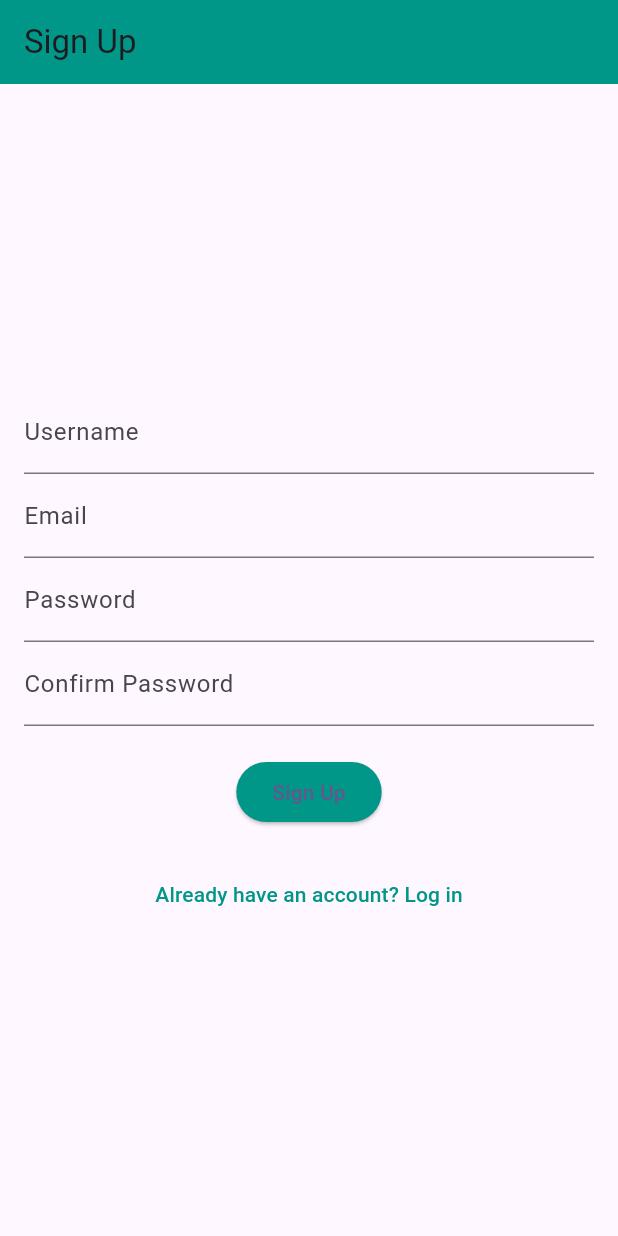
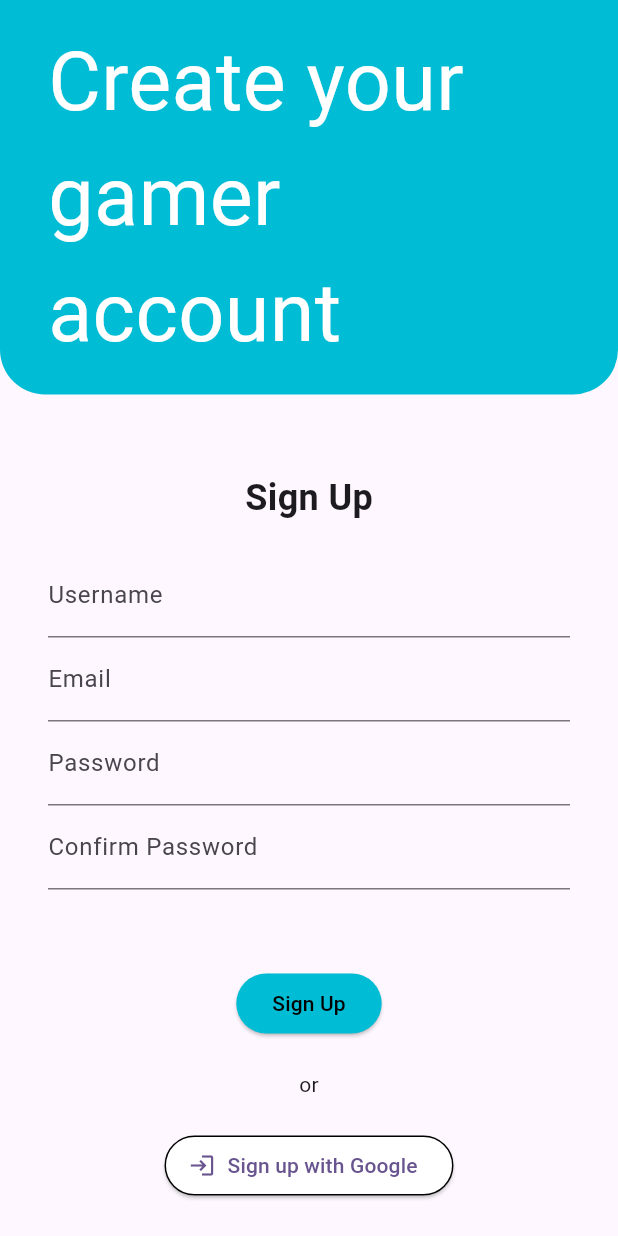
Before and after one commit to infangle/RageArcade, a Flutter app: the screen it shows after launch, on a phone screen of 412 x 824 dp. Run offline on Flutter 3.47's test engine with Material 3 defaults, Android fonts, the light colour scheme and no system bars; our stand-ins replace firebase_auth, firebase_core, google_sign_in, just_audio; accounts and stored records are empty.

Commit message:
update signup ui

```diff
--- a/lib/auth/signup.dart
+++ b/lib/auth/signup.dart
@@ -1,4 +1,6 @@
 import 'package:flutter/material.dart';
+import 'package:firebase_auth/firebase_auth.dart';
+import 'package:google_sign_in/google_sign_in.dart';
 import 'firebase_services.dart'; // Corrected import statement
 import 'login.dart'; // Importing login.dart for navigation
 import 'signup_service.dart'; // Importing the signup service
@@ -18,6 +20,7 @@ class _SignUpPageState extends State<SignUpPage> {
   String confirmPassword = '';
   final SignUpService _signUpService = SignUpService();
   final FirebaseService _firebaseService = FirebaseService();
+  final GoogleSignIn _googleSignIn = GoogleSignIn();
 
   void _signUp() async {
     String? validationMessage = _signUpService.validateInput(
@@ -42,23 +45,88 @@ class _SignUpPageState extends State<SignUpPage> {
     }
   }
 
+  Future<void> _signInWithGoogle() async {
+    try {
+      final GoogleSignInAccount? googleUser = await _googleSignIn.signIn();
+      final GoogleSignInAuthentication? googleAuth =
+          await googleUser?.authentication;
+
+      if (googleAuth != null) {
+        final credential = GoogleAuthProvider.credential(
+          accessToken: googleAuth.accessToken,
+          idToken: googleAuth.idToken,
+        );
+
+        await FirebaseAuth.instance.signInWithCredential(credential);
+        // On successful sign-in, navigate to the next page
+        Navigator.pushReplacement(
+          context,
+          MaterialPageRoute(builder: (context) => const LoginPage()),
+        );
+      }
+    } catch (e) {
+      // Handle error
+      ScaffoldMessenger.of(context)
+          .showSnackBar(SnackBar(content: Text(e.toString())));
+    }
+  }
+
   @override
   Widget build(BuildContext context) {
     return Scaffold(
-      appBar: AppBar(
-        title: const Text('Sign Up'),
-        backgroundColor: Colors.teal, // Turquoise theme
-      ),
-      body: Center(
-        child: Padding(
-          padding: const EdgeInsets.all(16.0),
+      body: SingleChildScrollView(
+        // Make the page scrollable
+        child: Center(
           child: Form(
             key: _formKey,
             child: Column(
               mainAxisAlignment: MainAxisAlignment.center,
               children: <Widget>[
+                Container(
+                  width: double.infinity, // Fill the width of the device
+                  decoration: BoxDecoration(
+                    color: Colors.cyan, // Turquoise background
+                    borderRadius: const BorderRadius.only(
+                      bottomLeft: Radius.circular(30),
+                      bottomRight: Radius.circular(30),
+                    ),
+                  ),
+                  child: Column(
+                    mainAxisAlignment: MainAxisAlignment.end,
+                    crossAxisAlignment: CrossAxisAlignment.start,
+                    children: [
+                      const SizedBox(height: 16), // Space from bottom
+                      Padding(
+                        padding: EdgeInsets.symmetric(horizontal: 32),
+                        child: Text(
+                          'Create your gamer account',
+                          style: TextStyle(
+                            color: Colors.white,
+                            fontSize: 54,
+                          ),
+                          textAlign: TextAlign.start,
+                        ),
+                      ),
+                      const SizedBox(height: 16), // Space from text to bottom
+                    ],
+                  ),
+                ),
+                const SizedBox(height: 20),
+                Padding(
+                  padding: EdgeInsets.all(32),
+                  child: Column(
+                    children: [
+                      Text(
+                        'Sign Up',
+                        style: TextStyle(
+                          fontWeight: FontWeight.bold,
+                          fontSize: 24,
+                        ),
+                      ),
+                      const SizedBox(height: 20),
                       TextFormField(
-                  decoration: const InputDecoration(labelText: 'Username'),
+                        decoration:
+                            const InputDecoration(labelText: 'Username'),
                         validator: (value) {
                           if (value == null || value.isEmpty) {
                             return 'Please enter your username';
@@ -85,7 +153,8 @@ class _SignUpPageState extends State<SignUpPage> {
                         },
                       ),
                       TextFormField(
-                  decoration: const InputDecoration(labelText: 'Password'),
+                        decoration:
+                            const InputDecoration(labelText: 'Password'),
                         obscureText: true,
                         validator: (value) {
                           if (value == null || value.isEmpty) {
@@ -98,8 +167,8 @@ class _SignUpPageState extends State<SignUpPage> {
                         },
                       ),
                       TextFormField(
-                  decoration:
-                      const InputDecoration(labelText: 'Confirm Password'),
+                        decoration: const InputDecoration(
+                            labelText: 'Confirm Password'),
                         obscureText: true,
                         validator: (value) {
                           if (value == null || value.isEmpty) {
@@ -113,12 +182,34 @@ class _SignUpPageState extends State<SignUpPage> {
                           confirmPassword = value;
                         },
                       ),
+                    ],
+                  ),
+                ),
                 const SizedBox(height: 20),
                 ElevatedButton(
                   onPressed: _signUp,
-                  child: const Text('Sign Up'),
+                  child: const Text('Sign Up',
+                      style: TextStyle(color: Colors.black)),
                   style: ElevatedButton.styleFrom(
-                      backgroundColor: Colors.teal), // Turquoise theme
+                      backgroundColor: Colors.cyan,
+                      shape: RoundedRectangleBorder(
+                        borderRadius: BorderRadius.circular(30),
+                      )),
+                ),
+                const SizedBox(height: 20),
+                const Text('or'),
+                const SizedBox(height: 20),
+                ElevatedButton.icon(
+                  onPressed: _signInWithGoogle,
+                  icon: const Icon(Icons.login), // Google icon
+                  label: const Text('Sign up with Google'),
+                  style: ElevatedButton.styleFrom(
+                    backgroundColor: Colors.white,
+                    side: const BorderSide(color: Colors.black),
+                    shape: RoundedRectangleBorder(
+                      borderRadius: BorderRadius.circular(30),
+                    ),
+                  ),
                 ),
                 const SizedBox(height: 20),
                 TextButton(
@@ -128,11 +219,9 @@ class _SignUpPageState extends State<SignUpPage> {
                       MaterialPageRoute(
                           builder: (context) => const LoginPage()),
                     );
-                    const SizedBox(height: 24);
                   },
-
                   child: const Text('Already have an account? Log in',
-                      style: TextStyle(color: Colors.teal)), // Turquoise theme
+                      style: TextStyle(color: Colors.blue)), // Turquoise theme
                 ),
               ],
             ),
--- a/lib/auth/signup_service.dart
+++ b/lib/auth/signup_service.dart
@@ -1,5 +1,3 @@
-import 'package:flutter/material.dart';
-
 class SignUpService {
   // Method to validate signup input
   String? validateInput(
--- a/pubspec.yaml
+++ b/pubspec.yaml
@@ -10,9 +10,9 @@ dependencies:
   flutter:
     sdk: flutter
   cupertino_icons: ^1.0.8
-  audioplayers: ^6.1.0
-  firebase_core: ^3.10.0
-  firebase_auth: ^5.4.0
+  just_audio: ^0.9.37
+  firebase_auth: ^5.4.1
+  google_sign_in: ^6.2.2  # Added Google Sign-In dependency
 
 dev_dependencies:
   flutter_test:
```
Also changed, not shown: lib/widgets/audio.dart (+6 -6 lines), pubspec.lock, 6 other files. Lines whose indentation alone changed are shown as unchanged.
